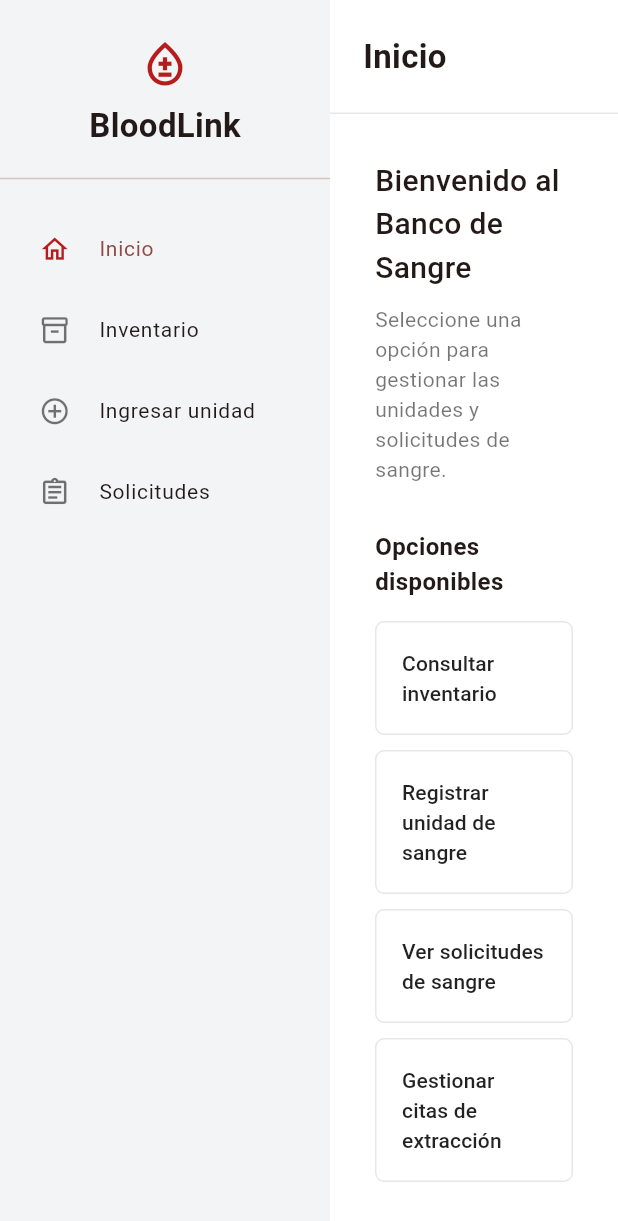
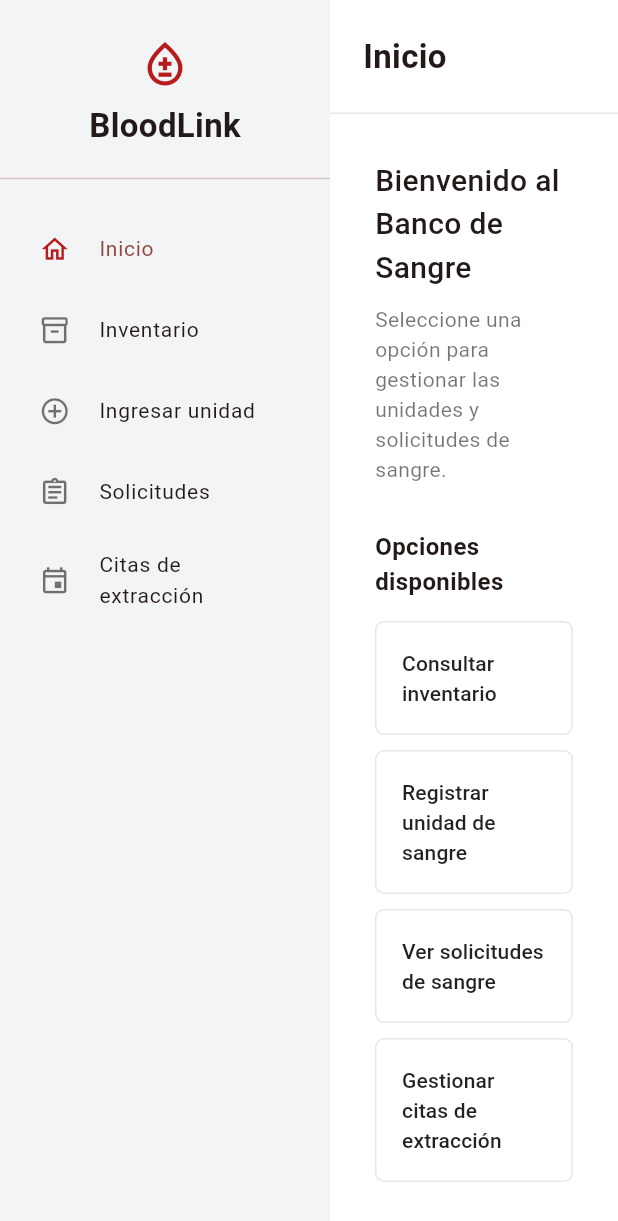
Before and after one commit to Gquilodran/BloodLink, a Flutter app: the screen it shows after launch, on a phone screen of 412 x 824 dp. Shown: the top 1221 px of the screen. Run offline on Flutter 3.47's test engine with Material 3 defaults, Android fonts, the phone set to English and light mode, and no system bars; our stand-ins replace file_picker.

Commit message:
Añadir citas screen al sidebar

```diff
--- a/flutter_app/lib/widgets/sidebar.dart
+++ b/flutter_app/lib/widgets/sidebar.dart
@@ -18,6 +18,7 @@ class Sidebar extends StatelessWidget {
       ('Inventario', Icons.inventory_2_outlined),
       ('Ingresar unidad', Icons.add_circle_outline),
       ('Solicitudes', Icons.assignment_outlined),
+      ('Citas de extracción', Icons.event_outlined),
     ];
 
     return Container(
```
